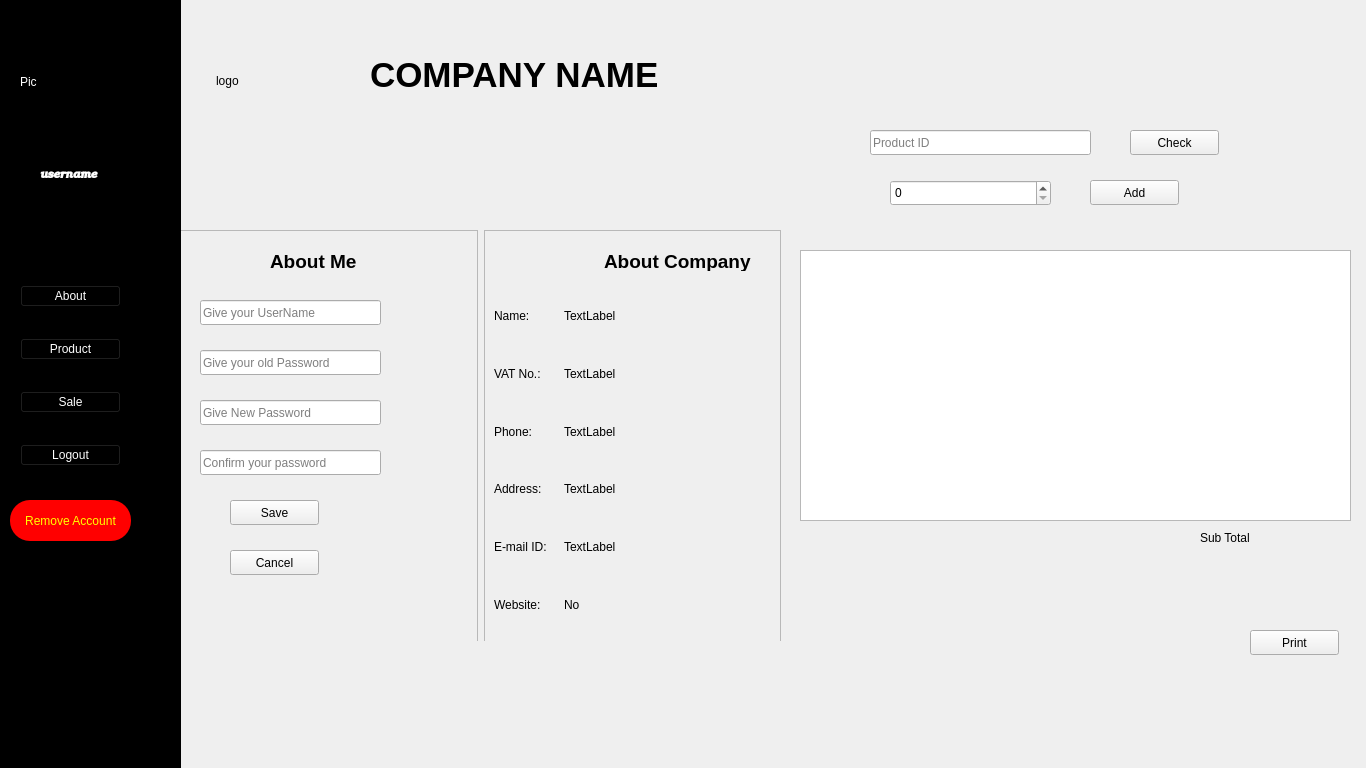
RamrajCh/SuperMarket-Billing-System, file cashierwindow.ui: the form before one commit.
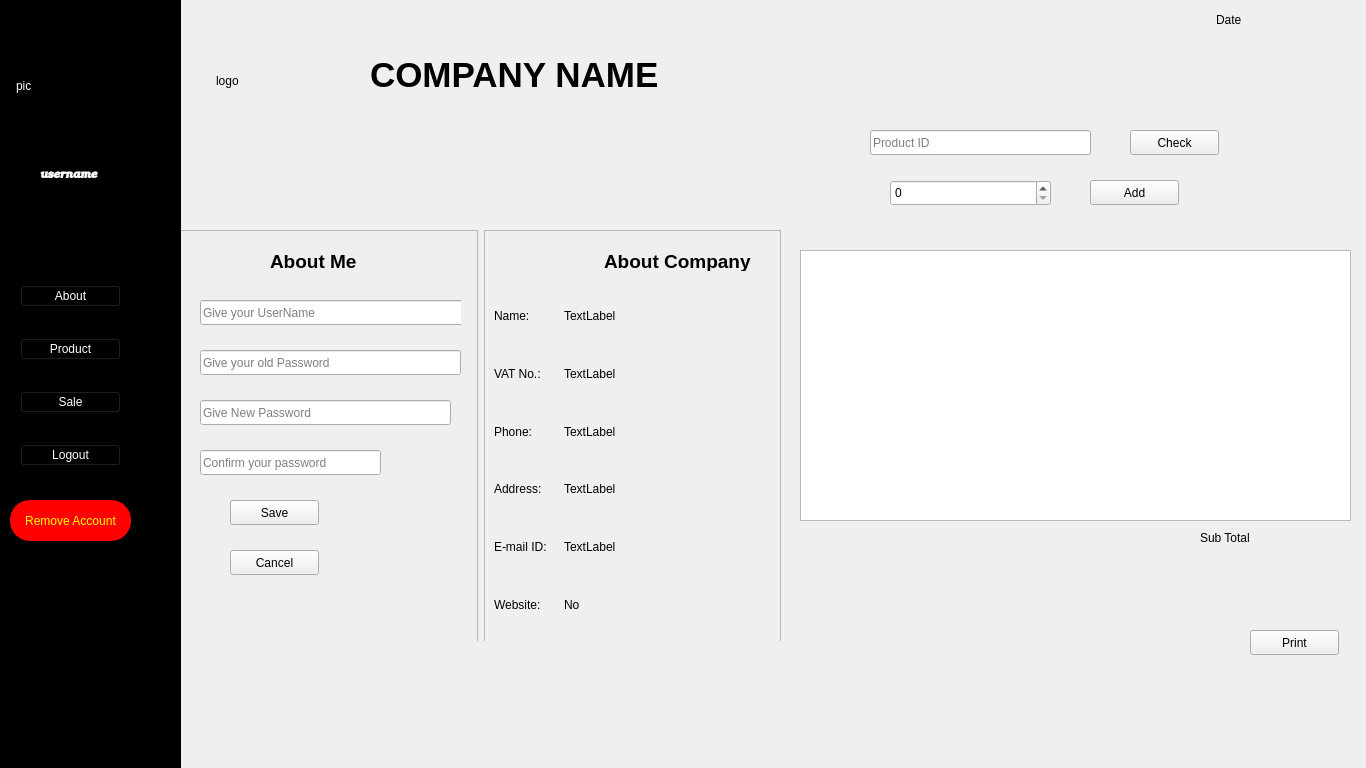
The form after the commit. The open tabs and pages were chosen to show the change.

What changed in the file:
```diff
--- a/cashierwindow.ui
+++ b/cashierwindow.ui
@@ -67,7 +67,7 @@
             <x>10</x>
             <y>50</y>
             <width>271</width>
-            <height>391</height>
+            <height>361</height>
            </rect>
           </property>
           <property name="currentIndex">
@@ -173,7 +173,7 @@
              <rect>
               <x>10</x>
               <y>70</y>
-              <width>181</width>
+              <width>261</width>
               <height>25</height>
              </rect>
             </property>
@@ -186,7 +186,7 @@
              <rect>
               <x>10</x>
               <y>120</y>
-              <width>181</width>
+              <width>251</width>
               <height>25</height>
              </rect>
             </property>
@@ -238,7 +238,7 @@
              <rect>
               <x>10</x>
               <y>20</y>
-              <width>181</width>
+              <width>271</width>
               <height>25</height>
              </rect>
             </property>
@@ -547,19 +547,6 @@
     <property name="frameShadow">
      <enum>QFrame::Raised</enum>
     </property>
-    <widget class="QLabel" name="pic">
-     <property name="geometry">
-      <rect>
-       <x>20</x>
-       <y>26</y>
-       <width>101</width>
-       <height>111</height>
-      </rect>
-     </property>
-     <property name="text">
-      <string>Pic</string>
-     </property>
-    </widget>
     <widget class="QLabel" name="cashierUsernameLabel">
      <property name="geometry">
       <rect>
@@ -640,6 +627,19 @@
       <string>Remove Account</string>
      </property>
     </widget>
+    <widget class="QLabel" name="cashierPic">
+     <property name="geometry">
+      <rect>
+       <x>16</x>
+       <y>20</y>
+       <width>131</width>
+       <height>131</height>
+      </rect>
+     </property>
+     <property name="text">
+      <string>pic</string>
+     </property>
+    </widget>
    </widget>
    <widget class="QLabel" name="companyName">
     <property name="geometry">
@@ -843,6 +843,19 @@
      </widget>
     </widget>
    </widget>
+   <widget class="QLabel" name="currentDate">
+    <property name="geometry">
+     <rect>
+      <x>1216</x>
+      <y>10</y>
+      <width>141</width>
+      <height>20</height>
+     </rect>
+    </property>
+    <property name="text">
+     <string>Date</string>
+    </property>
+   </widget>
   </widget>
  </widget>
  <resources/>
```
Left out of the diff: 17 changed lines with no effect on the pictures.
